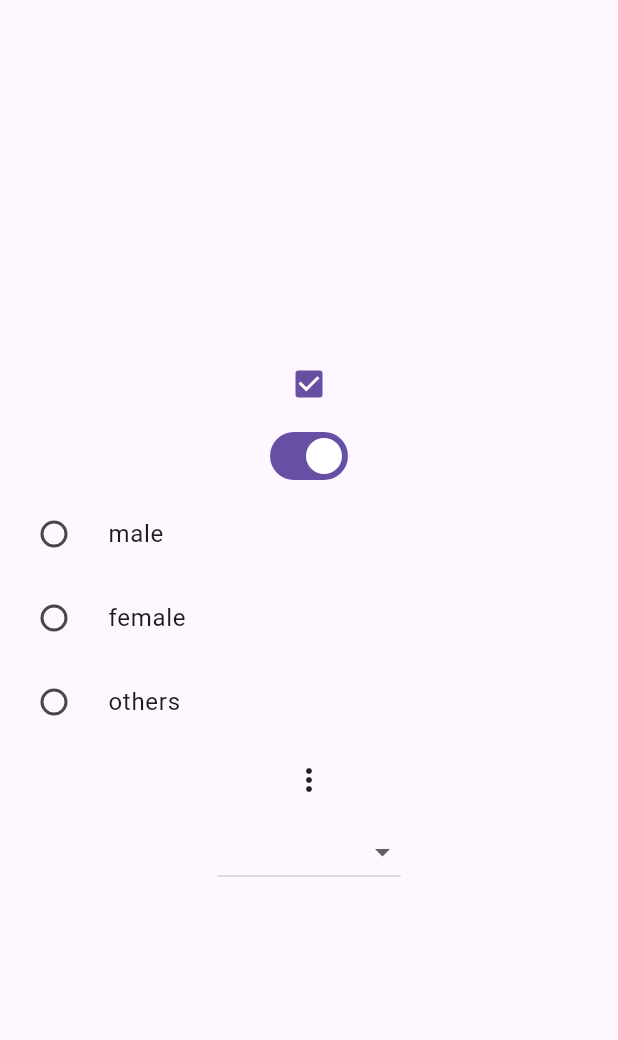
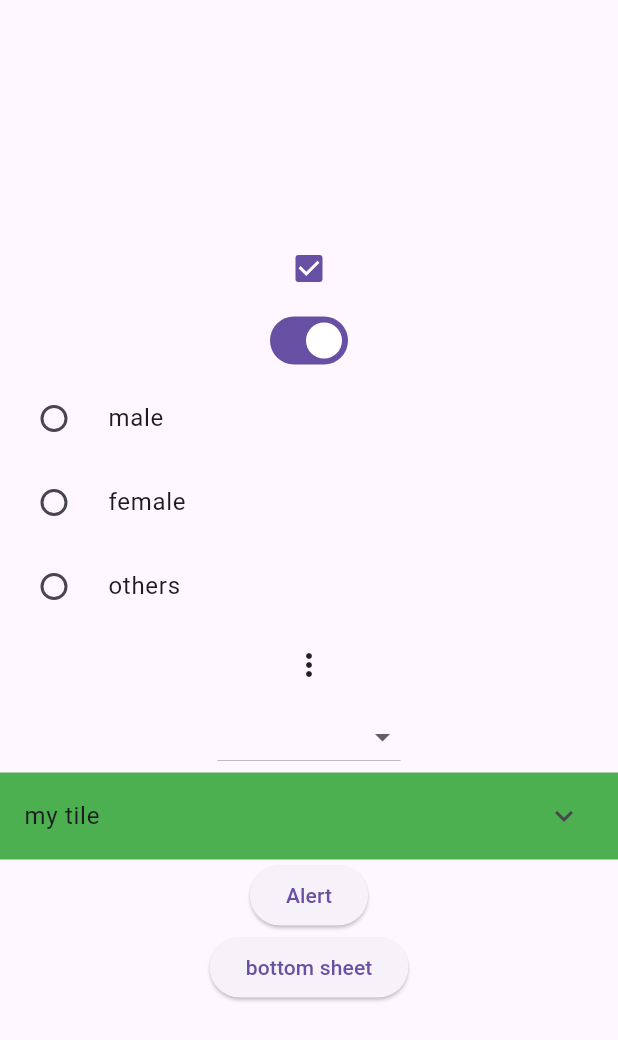
Before and after one commit to hamad-mf/statefull_buttons_aug_28, a Flutter app: the screen it shows after launch, on a phone screen of 412 x 824 dp. Shown: the top 1040 px of the screen. Run offline on Flutter 3.47's test engine with Material 3 defaults, Android fonts, the phone set to English and light mode, and no system bars.

Commit message:
Expansion tile,alertbox

```diff
--- a/lib/View/Home Screen/home_screen.dart
+++ b/lib/View/Home Screen/home_screen.dart
@@ -95,7 +95,38 @@ class _HomeScreenState extends State<HomeScreen> {
               dropvalue = value;
               setState(() {});
             },
-          )
+          ),
+          ExpansionTile(
+            title: Text("my tile"),
+            backgroundColor: Colors.blue,
+            collapsedBackgroundColor: Colors.green,
+            children: [
+              Container(
+                height: 200,
+                color: Colors.red,
+              )
+            ],
+          ),
+          ElevatedButton(
+              onPressed: () {
+                showDialog(
+                  context: context,
+                  builder: (context) => AlertDialog(
+                    title: Text("Exit"),
+                    content: Text("Do you want to Exit"),
+                    actions: [
+                      ElevatedButton(onPressed: () {}, child: Text("Yes")),
+                      ElevatedButton(
+                          onPressed: () {
+                            Navigator.pop(context);
+                          },
+                          child: Text("No"))
+                    ],
+                  ),
+                );
+              },
+              child: Text("Alert")),
+          ElevatedButton(onPressed: () {}, child: Text("bottom sheet")),
         ]),
       ),
     );
```
